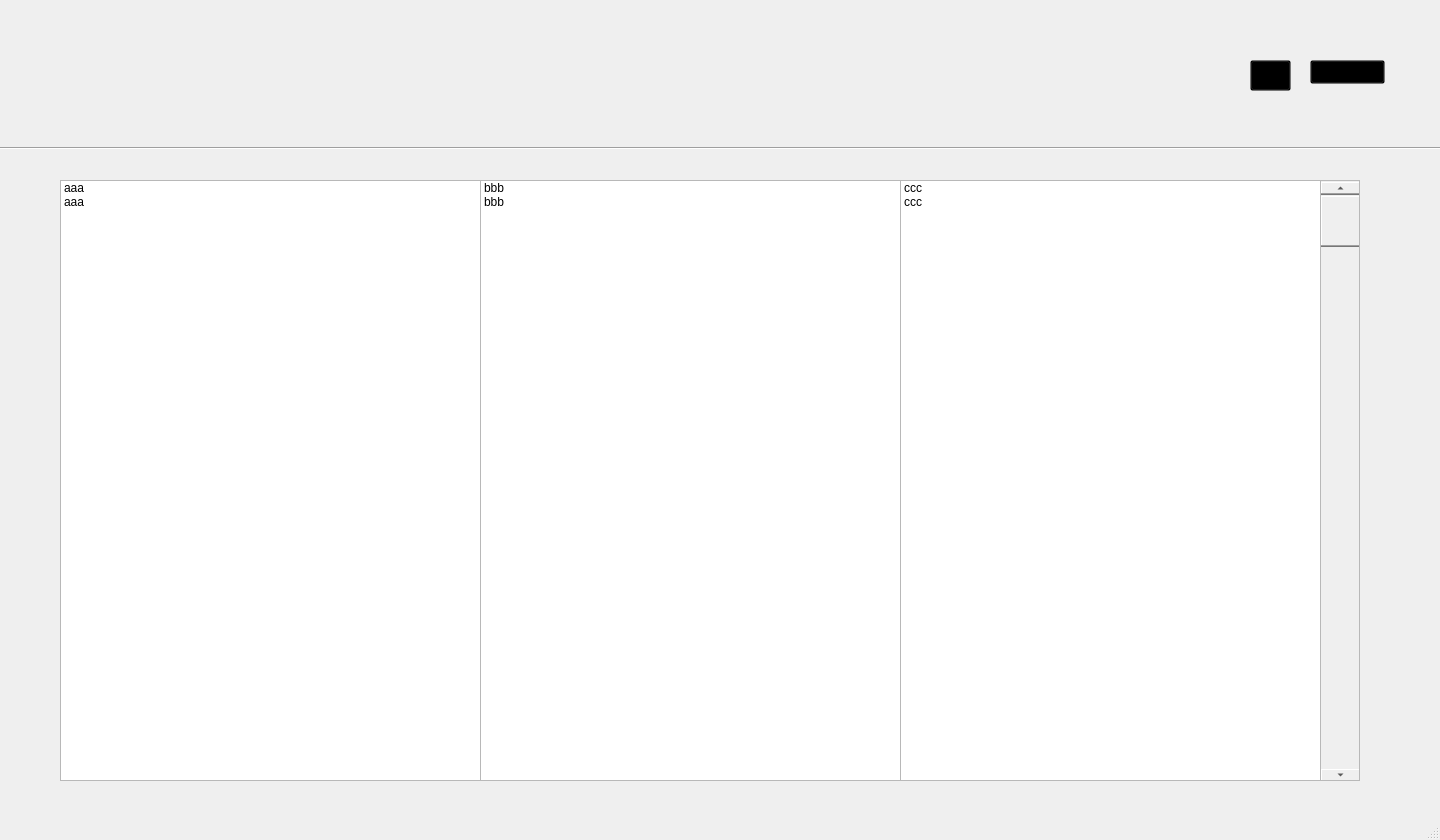
Old version of the form GUI/record.ui in the repository NickZuidema/SUHR-System.
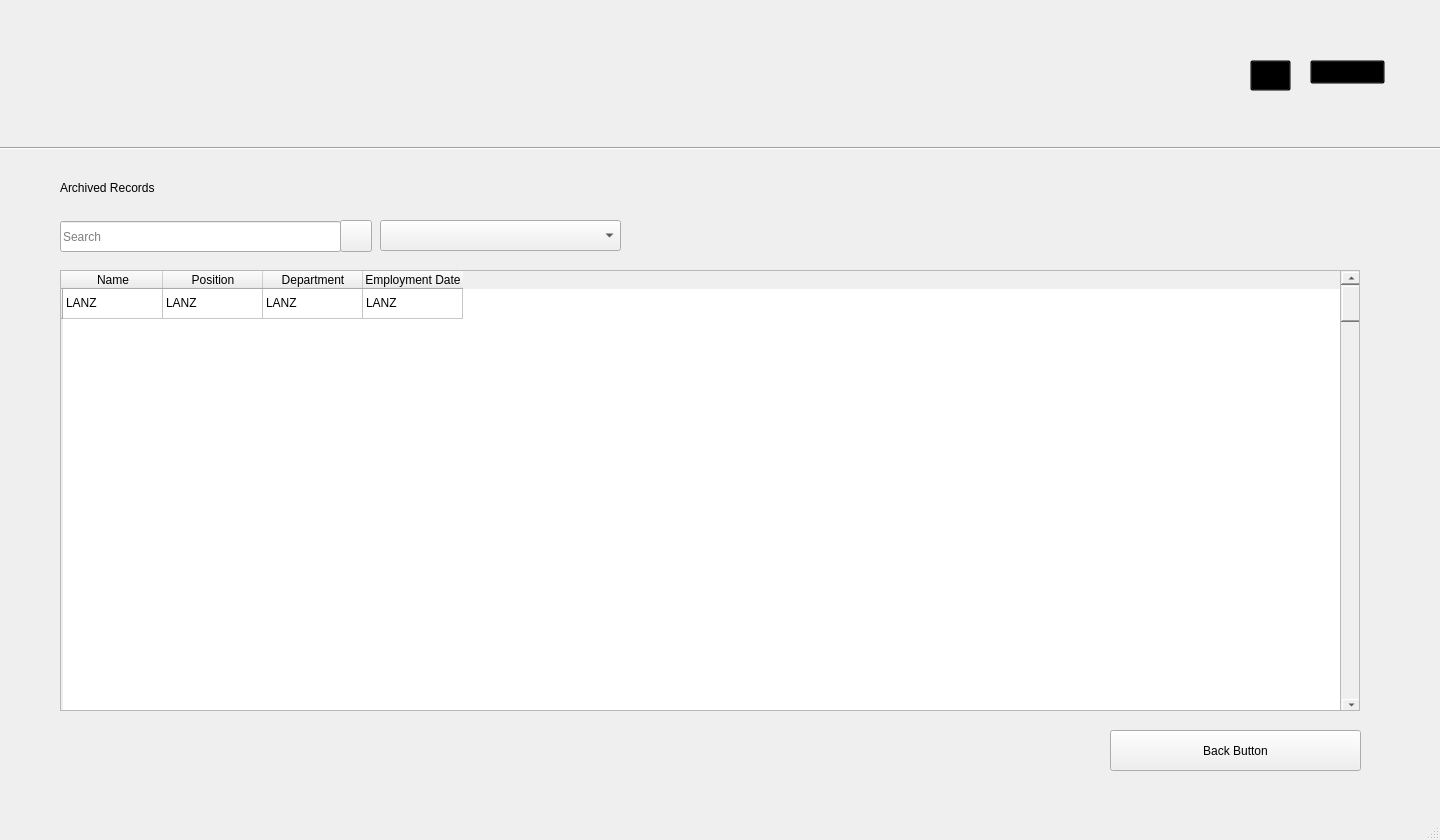
New version of the form. Icons and pictures are not drawn.

What changed in the file:
```diff
--- a/GUI/record.ui
+++ b/GUI/record.ui
@@ -158,34 +158,182 @@
      <bool>true</bool>
     </property>
    </widget>
-   <widget class="QWidget" name="widget" native="true">
+   <widget class="QComboBox" name="comboBox_2">
+    <property name="geometry">
+     <rect>
+      <x>380</x>
+      <y>220</y>
+      <width>241</width>
+      <height>31</height>
+     </rect>
+    </property>
+    <property name="placeholderText">
+     <string>Choose a filter...</string>
+    </property>
+   </widget>
+   <widget class="QPushButton" name="pushButton_5">
+    <property name="geometry">
+     <rect>
+      <x>340</x>
+      <y>220</y>
+      <width>32</width>
+      <height>32</height>
+     </rect>
+    </property>
+    <property name="text">
+     <string/>
+    </property>
+    <property name="icon">
+     <iconset resource="images/resources.qrc">
+      <normaloff>:/images/search-icon.png</normaloff>:/images/search-icon.png</iconset>
+    </property>
+   </widget>
+   <widget class="QLineEdit" name="lineEdit">
+    <property name="geometry">
+     <rect>
+      <x>60</x>
+      <y>221</y>
+      <width>281</width>
+      <height>31</height>
+     </rect>
+    </property>
+    <property name="placeholderText">
+     <string>Search</string>
+    </property>
+   </widget>
+   <widget class="QPushButton" name="pushButton_3">
+    <property name="geometry">
+     <rect>
+      <x>1110</x>
+      <y>730</y>
+      <width>251</width>
+      <height>41</height>
+     </rect>
+    </property>
+    <property name="autoFillBackground">
+     <bool>true</bool>
+    </property>
+    <property name="styleSheet">
+     <string notr="true"/>
+    </property>
+    <property name="text">
+     <string>Back Button</string>
+    </property>
+    <property name="icon">
+     <iconset theme="accessories-character-map"/>
+    </property>
+    <property name="iconSize">
+     <size>
+      <width>500</width>
+      <height>500</height>
+     </size>
+    </property>
+    <property name="checkable">
+     <bool>false</bool>
+    </property>
+   </widget>
+   <widget class="QLabel" name="label_5">
     <property name="geometry">
      <rect>
       <x>60</x>
       <y>180</y>
+      <width>261</width>
+      <height>16</height>
+     </rect>
+    </property>
+    <property name="styleSheet">
+     <string notr="true">background-color: rgba(0, 0, 0, 0);</string>
+    </property>
+    <property name="text">
+     <string>Archived Records</string>
+    </property>
+    <property name="pixmap">
+     <pixmap resource="images/resources.qrc">:/images/title2_header3.png</pixmap>
+    </property>
+   </widget>
+   <widget class="QWidget" name="widget" native="true">
+    <property name="geometry">
+     <rect>
+      <x>60</x>
+      <y>270</y>
       <width>1301</width>
-      <height>601</height>
+      <height>441</height>
      </rect>
     </property>
-    <widget class="QScrollArea" name="scrollArea_2">
+    <widget class="QTableWidget" name="tableWidget">
      <property name="geometry">
       <rect>
-       <x>1259</x>
+       <x>0</x>
        <y>0</y>
-       <width>41</width>
-       <height>601</height>
+       <width>1281</width>
+       <height>441</height>
+      </rect>
+     </property>
+     <row>
+      <property name="text">
+       <string/>
+      </property>
+     </row>
+     <column>
+      <property name="text">
+       <string>Name</string>
+      </property>
+     </column>
+     <column>
+      <property name="text">
+       <string>Position</string>
+      </property>
+     </column>
+     <column>
+      <property name="text">
+       <string>Department</string>
+      </property>
+     </column>
+     <column>
+      <property name="text">
+       <string>Employment Date</string>
+      </property>
+     </column>
+     <item row="0" column="0">
+      <property name="text">
+       <string>LANZ</string>
+      </property>
+     </item>
+     <item row="0" column="1">
+      <property name="text">
+       <string>LANZ</string>
+      </property>
+     </item>
+     <item row="0" column="2">
+      <property name="text">
+       <string>LANZ</string>
+      </property>
+     </item>
+     <item row="0" column="3">
+      <property name="text">
+       <string>LANZ</string>
+      </property>
+     </item>
+    </widget>
+    <widget class="QScrollArea" name="scrollArea">
+     <property name="geometry">
+      <rect>
+       <x>1280</x>
+       <y>0</y>
+       <width>20</width>
+       <height>441</height>
       </rect>
      </property>
      <property name="widgetResizable">
       <bool>true</bool>
      </property>
-     <widget class="QWidget" name="scrollAreaWidgetContents_2">
+     <widget class="QWidget" name="scrollAreaWidgetContents">
       <property name="geometry">
        <rect>
         <x>0</x>
         <y>0</y>
-        <width>39</width>
-        <height>599</height>
+        <width>18</width>
+        <height>439</height>
        </rect>
       </property>
       <widget class="QScrollBar" name="verticalScrollBar_2">
@@ -193,8 +341,8 @@
         <rect>
          <x>0</x>
          <y>0</y>
-         <width>41</width>
-         <height>601</height>
+         <width>21</width>
+         <height>441</height>
         </rect>
        </property>
        <property name="styleSheet">
@@ -206,79 +354,6 @@
       </widget>
      </widget>
     </widget>
-    <widget class="Line" name="line_2">
-     <property name="geometry">
-      <rect>
-       <x>370</x>
-       <y>0</y>
-       <width>20</width>
-       <height>601</height>
-      </rect>
-     </property>
-     <property name="orientation">
-      <enum>Qt::Vertical</enum>
-     </property>
-    </widget>
-    <widget class="QListWidget" name="listWidget">
-     <property name="geometry">
-      <rect>
-       <x>0</x>
-       <y>0</y>
-       <width>421</width>
-       <height>601</height>
-      </rect>
-     </property>
-     <item>
-      <property name="text">
-       <string>aaa</string>
-      </property>
-     </item>
-     <item>
-      <property name="text">
-       <string>aaa</string>
-      </property>
-     </item>
-    </widget>
-    <widget class="QListWidget" name="listWidget_2">
-     <property name="geometry">
-      <rect>
-       <x>420</x>
-       <y>0</y>
-       <width>421</width>
-       <height>601</height>
-      </rect>
-     </property>
-     <item>
-      <property name="text">
-       <string>bbb</string>
-      </property>
-     </item>
-     <item>
-      <property name="text">
-       <string>bbb</string>
-      </property>
-     </item>
-    </widget>
-    <widget class="QListWidget" name="listWidget_3">
-     <property name="geometry">
-      <rect>
-       <x>840</x>
-       <y>0</y>
-       <width>421</width>
-       <height>601</height>
-      </rect>
-     </property>
-     <item>
-      <property name="text">
-       <string>ccc</string>
-      </property>
-     </item>
-     <item>
-      <property name="text">
-       <string>ccc</string>
-      </property>
-     </item>
-    </widget>
    </widget>
    <zorder>label_2</zorder>
    <zorder>label_3</zorder>
```
Left out of the diff: 7 changed lines with no effect on the pictures.
